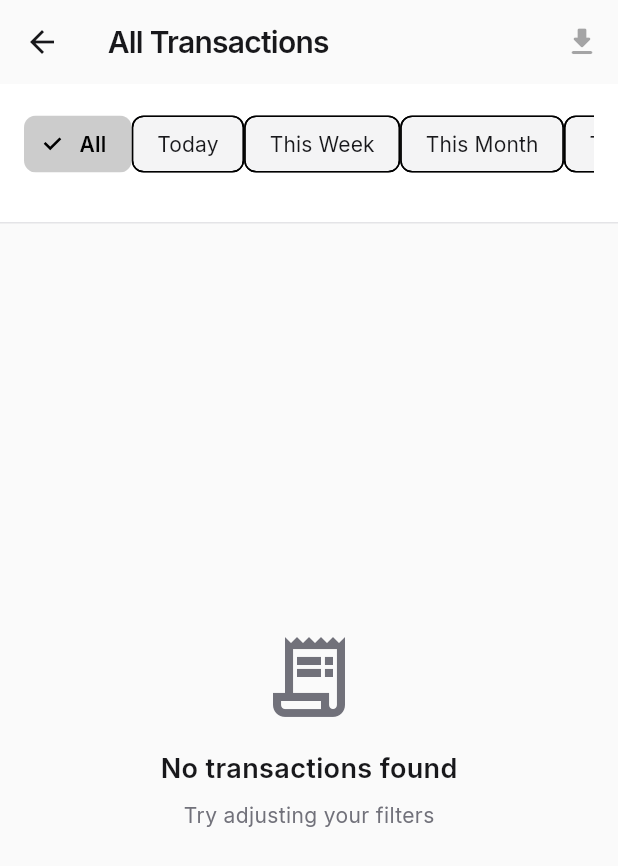
After one commit to kafle1/spendrix, a Flutter app: the TransactionsScreen screen opened by its route, on a phone screen of 412 x 824 dp. The commit adds this screen. Shown: the top 866 px of the screen. Run offline on Flutter 3.47's test engine with Material 3 defaults, Android fonts, the phone set to English and light mode, and no system bars; our stand-ins replace fl_chart, google_fonts, pdf, printing, shared_preferences, sqflite; accounts and stored records are empty.

Commit message:
Release v1.1.0: Transactions page with PDF export
Features Added:
- New dedicated Transactions page with comprehensive filtering
- Date-based filtering (Daily, Weekly, Monthly, Yearly, All)
- PDF export functionality with professional formatting
- Show All button on dashboard recent transactions
- Transaction summary in PDF (total income/expense)
- Clean, modern UI with dark mode support

Technical Changes:
- Added pdf ^3.10.0 dependency for PDF generation
- Added printing ^5.12.0 dependency for PDF preview/share
- Created transactions_screen.dart with filtering logic
- Added /transactions route to main navigation
- Enhanced home screen with Show All button

PDF Features:
- Professional report format with headers
- Income/Expense summary cards
- Detailed transaction table
- Automatic formatting and colors
- Generated date footer

```diff
--- a/lib/main.dart
+++ b/lib/main.dart
@@ -4,6 +4,7 @@ import 'package:shared_preferences/shared_preferences.dart';
 import 'providers/data_provider.dart';
 import 'screens/setup_screen.dart';
 import 'screens/home_screen.dart';
+import 'screens/transactions_screen.dart';
 import 'utils/app_theme.dart';
 
 void main() async {
@@ -58,6 +59,7 @@ class _MyAppState extends State<MyApp> {
         routes: {
           '/setup': (context) => const SetupScreen(),
           '/home': (context) => const HomeScreen(),
+          '/transactions': (context) => const TransactionsScreen(),
         },
       ),
     );
--- a/lib/screens/home_screen.dart
+++ b/lib/screens/home_screen.dart
@@ -791,6 +791,9 @@ class _DashboardScreenState extends State<DashboardScreen> {
                   );
                 }),
                 const SizedBox(height: 24),
+                Row(
+                  mainAxisAlignment: MainAxisAlignment.spaceBetween,
+                  children: [
                     Text(
                       'Recent Transactions',
                       style: TextStyle(
@@ -800,6 +803,15 @@ class _DashboardScreenState extends State<DashboardScreen> {
                             ? AppColors.darkTextPrimary
                             : AppColors.textPrimary,
                       ),
+                    ),
+                    TextButton.icon(
+                      onPressed: () {
+                        Navigator.pushNamed(context, '/transactions');
+                      },
+                      icon: const Icon(Icons.arrow_forward, size: 18),
+                      label: const Text('Show All'),
+                    ),
+                  ],
                 ),
                 const SizedBox(height: 8),
                 ...dataProvider.transactions
--- /dev/null
+++ b/lib/screens/transactions_screen.dart
@@ -0,0 +1,513 @@
+import 'package:flutter/material.dart';
+import 'package:provider/provider.dart';
+import 'package:pdf/pdf.dart';
+import 'package:pdf/widgets.dart' as pw;
+import 'package:printing/printing.dart';
+import 'package:shared_preferences/shared_preferences.dart';
+import '../providers/data_provider.dart';
+import '../models/transaction.dart' as model;
+import '../models/account.dart';
+import '../models/category.dart' as app_models;
+import '../utils/app_theme.dart';
+import '../utils/format_utils.dart';
+
+class TransactionsScreen extends StatefulWidget {
+  const TransactionsScreen({super.key});
+
+  @override
+  State<TransactionsScreen> createState() => _TransactionsScreenState();
+}
+
+class _TransactionsScreenState extends State<TransactionsScreen> {
+  String _selectedPeriod = 'all';
+  String? _selectedType;
+  int? _selectedAccountId;
+  int? _selectedCategoryId;
+  bool _showLending = true;
+
+  @override
+  void initState() {
+    super.initState();
+    _loadSettings();
+  }
+
+  Future<void> _loadSettings() async {
+    final prefs = await SharedPreferences.getInstance();
+    if (mounted) {
+      setState(() {
+        _showLending = prefs.getBool('isDashboardLendingEnabled') ?? true;
+      });
+    }
+  }
+
+  List<model.Transaction> _getFilteredTransactions(DataProvider dataProvider) {
+    var transactions = dataProvider.transactions;
+
+    // Filter by lending visibility
+    if (!_showLending) {
+      transactions = transactions.where((t) =>
+        t.type != 'lend_taken' &&
+        t.type != 'lend_given' &&
+        t.type != 'lend_returned_income' &&
+        t.type != 'lend_returned_expense'
+      ).toList();
+    }
+
+    // Filter by type
+    if (_selectedType != null) {
+      transactions = transactions.where((t) => t.type == _selectedType).toList();
+    }
+
+    // Filter by account
+    if (_selectedAccountId != null) {
+      transactions = transactions.where((t) => t.accountId == _selectedAccountId).toList();
+    }
+
+    // Filter by category
+    if (_selectedCategoryId != null) {
+      transactions = transactions.where((t) => t.categoryId == _selectedCategoryId).toList();
+    }
+
+    // Filter by period
+    final now = DateTime.now();
+    if (_selectedPeriod != 'all') {
+      transactions = transactions.where((t) {
+        switch (_selectedPeriod) {
+          case 'daily':
+            return t.date.year == now.year && t.date.month == now.month && t.date.day == now.day;
+          case 'weekly':
+            final weekStart = now.subtract(Duration(days: now.weekday - 1));
+            final weekEnd = weekStart.add(const Duration(days: 6));
+            return t.date.isAfter(weekStart.subtract(const Duration(days: 1))) &&
+                   t.date.isBefore(weekEnd.add(const Duration(days: 1)));
+          case 'monthly':
+            return t.date.year == now.year && t.date.month == now.month;
+          case 'yearly':
+            return t.date.year == now.year;
+          default:
+            return true;
+        }
+      }).toList();
+    }
+
+    return transactions;
+  }
+
+  Future<void> _exportToPDF(List<model.Transaction> transactions, DataProvider dataProvider) async {
+    final pdf = pw.Document();
+
+    // Calculate totals
+    double totalIncome = 0;
+    double totalExpense = 0;
+    for (var t in transactions) {
+      final isIncome = t.type == 'income' || t.type == 'lend_taken' || t.type == 'lend_returned_income';
+      if (isIncome) {
+        totalIncome += t.amount;
+      } else {
+        totalExpense += t.amount;
+      }
+    }
+
+    pdf.addPage(
+      pw.MultiPage(
+        pageFormat: PdfPageFormat.a4,
+        margin: const pw.EdgeInsets.all(32),
+        build: (context) => [
+          // Header
+          pw.Header(
+            level: 0,
+            child: pw.Column(
+              crossAxisAlignment: pw.CrossAxisAlignment.start,
+              children: [
+                pw.Text(
+                  'Spendrix',
+                  style: pw.TextStyle(fontSize: 32, fontWeight: pw.FontWeight.bold),
+                ),
+                pw.SizedBox(height: 4),
+                pw.Text(
+                  'Transaction Report',
+                  style: pw.TextStyle(fontSize: 16, color: PdfColors.grey700),
+                ),
+                pw.SizedBox(height: 16),
+                pw.Divider(),
+              ],
+            ),
+          ),
+
+          // Summary
+          pw.SizedBox(height: 16),
+          pw.Row(
+            mainAxisAlignment: pw.MainAxisAlignment.spaceBetween,
+            children: [
+              pw.Expanded(
+                child: pw.Container(
+                  padding: const pw.EdgeInsets.all(16),
+                  decoration: pw.BoxDecoration(
+                    color: PdfColors.green50,
+                    borderRadius: pw.BorderRadius.circular(8),
+                  ),
+                  child: pw.Column(
+                    crossAxisAlignment: pw.CrossAxisAlignment.start,
+                    children: [
+                      pw.Text('Total Income', style: pw.TextStyle(fontSize: 12, color: PdfColors.grey700)),
+                      pw.SizedBox(height: 4),
+                      pw.Text(
+                        FormatUtils.formatCurrency(totalIncome),
+                        style: pw.TextStyle(fontSize: 18, fontWeight: pw.FontWeight.bold, color: PdfColors.green900),
+                      ),
+                    ],
+                  ),
+                ),
+              ),
+              pw.SizedBox(width: 16),
+              pw.Expanded(
+                child: pw.Container(
+                  padding: const pw.EdgeInsets.all(16),
+                  decoration: pw.BoxDecoration(
+                    color: PdfColors.red50,
+                    borderRadius: pw.BorderRadius.circular(8),
+                  ),
+                  child: pw.Column(
+                    crossAxisAlignment: pw.CrossAxisAlignment.start,
+                    children: [
+                      pw.Text('Total Expense', style: pw.TextStyle(fontSize: 12, color: PdfColors.grey700)),
+                      pw.SizedBox(height: 4),
+                      pw.Text(
+                        FormatUtils.formatCurrency(totalExpense),
+                        style: pw.TextStyle(fontSize: 18, fontWeight: pw.FontWeight.bold, color: PdfColors.red900),
+                      ),
+                    ],
+                  ),
+                ),
+              ),
+            ],
+          ),
+
+          pw.SizedBox(height: 24),
+          pw.Text(
+            'Transactions (${transactions.length})',
+            style: pw.TextStyle(fontSize: 16, fontWeight: pw.FontWeight.bold),
+          ),
+          pw.SizedBox(height: 12),
+
+          // Transactions Table
+          pw.Table(
+            border: pw.TableBorder.all(color: PdfColors.grey300),
+            children: [
+              // Header
+              pw.TableRow(
+                decoration: const pw.BoxDecoration(color: PdfColors.grey200),
+                children: [
+                  pw.Padding(
+                    padding: const pw.EdgeInsets.all(8),
+                    child: pw.Text('Date', style: pw.TextStyle(fontWeight: pw.FontWeight.bold)),
+                  ),
+                  pw.Padding(
+                    padding: const pw.EdgeInsets.all(8),
+                    child: pw.Text('Type', style: pw.TextStyle(fontWeight: pw.FontWeight.bold)),
+                  ),
+                  pw.Padding(
+                    padding: const pw.EdgeInsets.all(8),
+                    child: pw.Text('Category', style: pw.TextStyle(fontWeight: pw.FontWeight.bold)),
+                  ),
+                  pw.Padding(
+                    padding: const pw.EdgeInsets.all(8),
+                    child: pw.Text('Amount', style: pw.TextStyle(fontWeight: pw.FontWeight.bold)),
+                  ),
+                ],
+              ),
+              // Data rows
+              ...transactions.map((transaction) {
+                final isIncome = transaction.type == 'income' ||
+                                 transaction.type == 'lend_taken' ||
+                                 transaction.type == 'lend_returned_income';
+
+                String displayName;
+                if (transaction.type == 'lend_taken') {
+                  displayName = 'Lend Taken${transaction.personName != null ? " - ${transaction.personName}" : ""}';
+                } else if (transaction.type == 'lend_given') {
+                  displayName = 'Lend Given${transaction.personName != null ? " - ${transaction.personName}" : ""}';
+                } else if (transaction.type == 'lend_returned_income' || transaction.type == 'lend_returned_expense') {
+                  displayName = 'Lend Returned${transaction.personName != null ? " - ${transaction.personName}" : ""}';
+                } else {
+                  final categories = isIncome ? dataProvider.incomeCategories : dataProvider.expenseCategories;
+                  final category = categories.firstWhere(
+                    (c) => c.id == transaction.categoryId,
+                    orElse: () => app_models.Category(name: 'Unknown', type: transaction.type),
+                  );
+                  displayName = category.name;
+                }
+
+                return pw.TableRow(
+                  children: [
+                    pw.Padding(
+                      padding: const pw.EdgeInsets.all(8),
+                      child: pw.Text(FormatUtils.formatDate(transaction.date), style: const pw.TextStyle(fontSize: 10)),
+                    ),
+                    pw.Padding(
+                      padding: const pw.EdgeInsets.all(8),
+                      child: pw.Text(isIncome ? 'Income' : 'Expense', style: const pw.TextStyle(fontSize: 10)),
+                    ),
+                    pw.Padding(
+                      padding: const pw.EdgeInsets.all(8),
+                      child: pw.Text(displayName, style: const pw.TextStyle(fontSize: 10)),
+                    ),
+                    pw.Padding(
+                      padding: const pw.EdgeInsets.all(8),
+                      child: pw.Text(
+                        FormatUtils.formatCurrency(transaction.amount),
+                        style: pw.TextStyle(
+                          fontSize: 10,
+                          fontWeight: pw.FontWeight.bold,
+                          color: isIncome ? PdfColors.green900 : PdfColors.red900,
+                        ),
+                      ),
+                    ),
+                  ],
+                );
+              }),
+            ],
+          ),
+
+          // Footer
+          pw.SizedBox(height: 24),
+          pw.Divider(),
+          pw.SizedBox(height: 8),
+          pw.Text(
+            'Generated on ${FormatUtils.formatDate(DateTime.now())} | Spendrix',
+            style: pw.TextStyle(fontSize: 10, color: PdfColors.grey600),
+          ),
+        ],
+      ),
+    );
+
+    await Printing.layoutPdf(onLayout: (format) async => pdf.save());
+  }
+
+  @override
+  Widget build(BuildContext context) {
+    return Scaffold(
+      appBar: AppBar(
+        title: const Text('All Transactions'),
+        elevation: 0,
+        actions: [
+          Consumer<DataProvider>(
+            builder: (context, dataProvider, child) {
+              final transactions = _getFilteredTransactions(dataProvider);
+              return IconButton(
+                icon: const Icon(Icons.download_rounded),
+                onPressed: transactions.isEmpty
+                    ? null
+                    : () => _exportToPDF(transactions, dataProvider),
+                tooltip: 'Export to PDF',
+              );
+            },
+          ),
+        ],
+      ),
+      body: Consumer<DataProvider>(
+        builder: (context, dataProvider, child) {
+          final transactions = _getFilteredTransactions(dataProvider);
+          final isDark = Theme.of(context).brightness == Brightness.dark;
+
+          return Column(
+            children: [
+              // Filters
+              Container(
+                padding: const EdgeInsets.all(16),
+                decoration: BoxDecoration(
+                  color: isDark ? AppColors.darkSurface : AppColors.surface,
+                  border: Border(
+                    bottom: BorderSide(
+                      color: isDark ? AppColors.darkBorder : AppColors.border,
+                    ),
+                  ),
+                ),
+                child: Column(
+                  crossAxisAlignment: CrossAxisAlignment.start,
+                  children: [
+                    // Period Filter
+                    SingleChildScrollView(
+                      scrollDirection: Axis.horizontal,
+                      child: Row(
+                        children: [
+                          _buildFilterChip('All', 'all'),
+                          _buildFilterChip('Today', 'daily'),
+                          _buildFilterChip('This Week', 'weekly'),
+                          _buildFilterChip('This Month', 'monthly'),
+                          _buildFilterChip('This Year', 'yearly'),
+                        ],
+                      ),
+                    ),
+                    const SizedBox(height: 12),
+                    // Additional Filters
+                    Wrap(
+                      spacing: 8,
+                      runSpacing: 8,
+                      children: [
+                        if (_selectedType != null || _selectedAccountId != null || _selectedCategoryId != null)
+                          TextButton.icon(
+                            onPressed: () {
+                              setState(() {
+                                _selectedType = null;
+                                _selectedAccountId = null;
+                                _selectedCategoryId = null;
+                              });
+                            },
+                            icon: const Icon(Icons.clear, size: 16),
+                            label: const Text('Clear Filters'),
+                          ),
+                      ],
+                    ),
+                  ],
+                ),
+              ),
+
+              // Transactions List
+              Expanded(
+                child: transactions.isEmpty
+                    ? Center(
+                        child: Column(
+                          mainAxisAlignment: MainAxisAlignment.center,
+                          children: [
+                            Icon(
+                              Icons.receipt_long_outlined,
+                              size: 64,
+                              color: isDark ? AppColors.darkTextSecondary : AppColors.textSecondary,
+                            ),
+                            const SizedBox(height: 16),
+                            Text(
+                              'No transactions found',
+                              style: TextStyle(
+                                fontSize: 18,
+                                fontWeight: FontWeight.w600,
+                                color: isDark ? AppColors.darkTextPrimary : AppColors.textPrimary,
+                              ),
+                            ),
+                            const SizedBox(height: 8),
+                            Text(
+                              'Try adjusting your filters',
+                              style: TextStyle(
+                                color: isDark ? AppColors.darkTextSecondary : AppColors.textSecondary,
+                              ),
+                            ),
+                          ],
+                        ),
+                      )
+                    : ListView.builder(
+                        padding: const EdgeInsets.all(16),
+                        itemCount: transactions.length,
+                        itemBuilder: (context, index) {
+                          final transaction = transactions[index];
+                          final account = dataProvider.accounts.firstWhere(
+                            (a) => a.id == transaction.accountId,
+                            orElse: () => Account(name: 'Unknown', balance: 0, type: 'other'),
+                          );
+
+                          final isIncome = transaction.type == 'income' ||
+                              transaction.type == 'lend_taken' ||
+                              transaction.type == 'lend_returned_income';
+
+                          String displayName;
+                          if (transaction.type == 'lend_taken') {
+                            displayName = 'Lend Taken${transaction.personName != null ? " - ${transaction.personName}" : ""}';
+                          } else if (transaction.type == 'lend_given') {
+                            displayName = 'Lend Given${transaction.personName != null ? " - ${transaction.personName}" : ""}';
+                          } else if (transaction.type == 'lend_returned_income' || transaction.type == 'lend_returned_expense') {
+                            displayName = 'Lend Returned${transaction.personName != null ? " - ${transaction.personName}" : ""}';
+                          } else {
+                            final categories = isIncome ? dataProvider.incomeCategories : dataProvider.expenseCategories;
+                            final category = categories.firstWhere(
+                              (c) => c.id == transaction.categoryId,
+                              orElse: () => app_models.Category(name: 'Unknown', type: transaction.type),
+                            );
+                            displayName = category.name;
+                          }
+
+                          return Container(
+                            margin: const EdgeInsets.only(bottom: 12),
+                            decoration: BoxDecoration(
+                              color: isDark ? AppColors.darkSurface : AppColors.surface,
+                              borderRadius: BorderRadius.circular(20),
+                              border: Border.all(
+                                color: isDark ? AppColors.darkBorder : AppColors.border,
+                              ),
+                            ),
+                            child: ListTile(
+                              contentPadding: const EdgeInsets.symmetric(horizontal: 20, vertical: 12),
+                              leading: Container(
+                                padding: const EdgeInsets.all(12),
+                                decoration: BoxDecoration(
+                                  color: isIncome
+                                      ? AppColors.income.withValues(alpha: 0.1)
+                                      : AppColors.expense.withValues(alpha: 0.1),
+                                  borderRadius: BorderRadius.circular(16),
+                                ),
+                                child: Icon(
+                                  isIncome ? Icons.arrow_downward_rounded : Icons.arrow_upward_rounded,
+                                  color: isIncome ? AppColors.income : AppColors.expense,
+                                  size: 20,
+                                ),
+                              ),
+                              title: Text(
+                                displayName,
+                                style: TextStyle(
+                                  fontWeight: FontWeight.w600,
+                                  fontSize: 16,
+                                  color: isDark ? AppColors.darkTextPrimary : AppColors.textPrimary,
+                                ),
+                              ),
+                              subtitle: Padding(
+                                padding: const EdgeInsets.only(top: 4),
+                                child: Text(
+                                  '${account.name} • ${FormatUtils.formatDate(transaction.date)}',
+                                  style: TextStyle(
+                                    fontSize: 12,
+                                    color: isDark ? AppColors.darkTextSecondary : AppColors.textSecondary,
+                                  ),
+                                ),
+                              ),
+                              trailing: Text(
+                                '${isIncome ? '+' : '-'} ${FormatUtils.formatCurrency(transaction.amount)}',
+                                style: TextStyle(
+                                  fontSize: 16,
+                                  fontWeight: FontWeight.bold,
+                                  color: isIncome ? AppColors.income : AppColors.expense,
+                                ),
+                              ),
+                            ),
+                          );
+                        },
+                      ),
+              ),
+            ],
+          );
+        },
+      ),
+    );
+  }
+
+  Widget _buildFilterChip(String label, String value) {
+    final isSelected = _selectedPeriod == value;
+    final isDark = Theme.of(context).brightness == Brightness.dark;
+
+    return FilterChip(
+      label: Text(label),
+      selected: isSelected,
+      onSelected: (selected) {
+        setState(() {
+          _selectedPeriod = value;
+        });
+      },
+      selectedColor: AppColors.primary.withValues(alpha: 0.2),
+      checkmarkColor: AppColors.primary,
+      backgroundColor: isDark ? AppColors.darkSurfaceVariant : AppColors.surfaceVariant,
+      labelStyle: TextStyle(
+        color: isSelected
+            ? AppColors.primary
+            : (isDark ? AppColors.darkTextPrimary : AppColors.textPrimary),
+        fontWeight: isSelected ? FontWeight.w600 : FontWeight.normal,
+      ),
+    );
+  }
+}
```
Also changed, not shown: pubspec.yaml (+8 -5 lines), pubspec.lock, 5 other files. Lines whose indentation alone changed are shown as unchanged.
